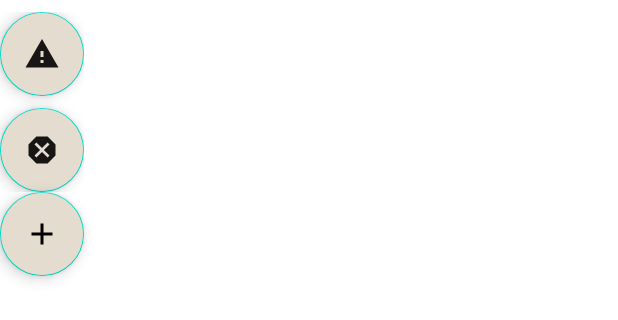
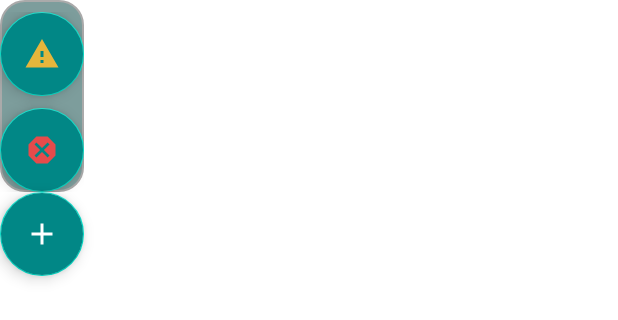
Before and after one commit to neoteristis/si3-ihm-cabum, an Android app: the layout fragment_add_buttons.xml on its own in the app's theme, with its tools: preview values and no code run, on a phone screen of 412 x 824 dp. Shown: the top 320 px of the screen. Run offline under Robolectric (Android 15) with nearby library versions, the phone set to English and light mode, and no system bars.

Commit message:
making better view

```diff
--- /dev/null
+++ b/app/src/main/res/drawable/layout_constraint_back.xml
@@ -0,0 +1,8 @@
+<shape xmlns:android="http://schemas.android.com/apk/res/android"
+    android:shape="rectangle">
+    <solid android:color="@color/icon_color" />
+    <stroke
+        android:width="1dp"
+        android:color="@android:color/darker_gray" />
+    <corners android:radius="16dp" />
+</shape>
--- a/app/src/main/res/layout/activity_archive.xml
+++ b/app/src/main/res/layout/activity_archive.xml
@@ -17,7 +17,6 @@
 
     <ListView
         android:id="@+id/lisOfAccidents"
-        android:background="#E4DCCF"
         android:layout_width="0dp"
         android:layout_height="0dp"
         android:layout_marginTop="5dp"
--- a/app/src/main/res/layout/activity_home.xml
+++ b/app/src/main/res/layout/activity_home.xml
@@ -25,11 +25,11 @@
         android:layout_marginBottom="613dp"
         android:focusable="true"
         android:clickable="true"
-        android:contentDescription="location"
-        android:backgroundTint="#E4DCCF"
+        android:backgroundTint="@color/teal_700"
         android:src="@drawable/ic_my_location_24"
         app:layout_constraintBottom_toTopOf="@+id/navbar_fragment"
-        app:layout_constraintStart_toStartOf="parent" />
+        app:layout_constraintStart_toStartOf="parent"
+        app:tint="@android:color/background_light" />
 
     <fragment
         android:visibility="invisible"
--- a/app/src/main/res/layout/fragment_add_buttons.xml
+++ b/app/src/main/res/layout/fragment_add_buttons.xml
@@ -12,7 +12,7 @@
         android:layout_height="wrap_content"
         android:layout_marginEnd="16dp"
         android:paddingTop="8dp"
-        android:background="@color/white"
+        android:background="@drawable/layout_constraint_back"
         app:layout_constraintBottom_toTopOf="@+id/add_button"
         app:layout_constraintEnd_toEndOf="parent"
         >
@@ -23,32 +23,32 @@
             android:layout_height="wrap_content"
             android:layout_gravity="end|bottom"
 
-            android:backgroundTint="#E4DCCF"
+            android:backgroundTint="@color/teal_700"
             android:clickable="true"
             android:focusable="true"
-            android:tint="@color/red"
             android:layout_marginTop="8dp"
 
             app:layout_constraintBottom_toBottomOf="parent"
             app:layout_constraintEnd_toEndOf="parent"
             app:layout_constraintStart_toStartOf="parent"
             app:layout_constraintTop_toBottomOf="@+id/incident"
-            app:srcCompat="@drawable/ic_accident" />
+            app:srcCompat="@drawable/ic_accident"
+            app:tint="@android:color/holo_red_light"/>
 
         <com.google.android.material.floatingactionbutton.FloatingActionButton
             android:id="@+id/incident"
             android:layout_width="wrap_content"
             android:layout_height="wrap_content"
             android:layout_gravity="end|bottom"
-            android:backgroundTint="#E4DCCF"
+            android:backgroundTint="@color/teal_700"
             android:clickable="true"
-            android:contentDescription="add"
             android:focusable="true"
             android:src="@drawable/ic_incident"
 
             app:layout_constraintEnd_toEndOf="parent"
             app:layout_constraintStart_toStartOf="parent"
-            app:layout_constraintTop_toTopOf="parent" />
+            app:layout_constraintTop_toTopOf="parent"
+            app:tint="@android:color/holo_orange_light"/>
     </androidx.constraintlayout.widget.ConstraintLayout>
     <com.google.android.material.floatingactionbutton.FloatingActionButton
         android:id="@+id/add_button"
@@ -59,9 +59,10 @@
         android:focusable="true"
         android:clickable="true"
         android:layout_marginBottom="613dp"
-        android:backgroundTint="#E4DCCF"
+        android:backgroundTint="@color/teal_700"
         android:src="@drawable/ic_add_24"
         app:layout_constraintBottom_toBottomOf="parent"
-        app:layout_constraintEnd_toEndOf="parent" />
+        app:layout_constraintEnd_toEndOf="parent"
+        app:tint="@android:color/background_light"/>
 
 </androidx.constraintlayout.widget.ConstraintLayout>
--- a/app/src/main/res/values/colors.xml
+++ b/app/src/main/res/values/colors.xml
@@ -5,7 +5,11 @@
     <color name="purple_700">#FF3700B3</color>
     <color name="teal_200">#FF03DAC5</color>
     <color name="teal_700">#FF018786</color>
+    <color name="lighter_teal_700">#00805C</color>
     <color name="black">#FF000000</color>
-    <color name="white">#FFFFFFFF</color>
+    <color name="white_green">#CED6CE</color>
     <color name="red">#FD0000</color>
+    <color name="icon_color">#7D9D9C</color>
+    <color name="green_field">#A4D0A4</color>
+    <color name="white">#FFFFFF</color>
 </resources>
```
Also changed, not shown: app/src/main/res/layout/activity_accident_list.xml (+8 -1 lines), app/src/main/res/layout/activity_add_accident.xml (+6 -6 lines).
